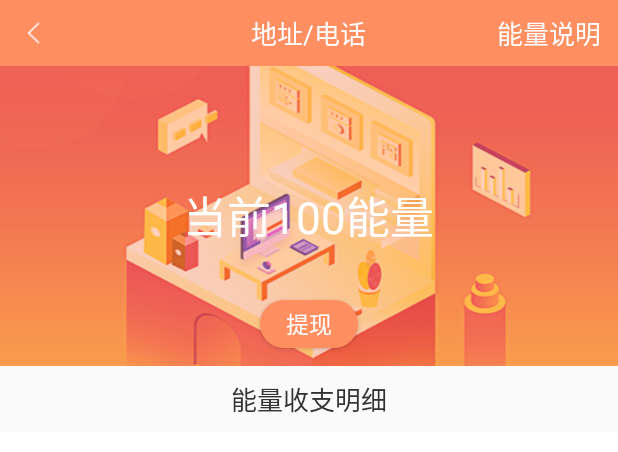
After one commit to jwc12321/NgMerchant, an Android app: the layout activity_energy.xml on its own in the app's theme, with its tools: preview values and no code run, on a phone screen of 412 x 824 dp. The commit adds this screen. Shown: the top 452 px of the screen. Run offline under Robolectric (Android 15) with nearby library versions, the phone set to English and light mode, and no system bars.

Commit message:
能量模块

```diff
--- a/app/src/main/java/com/nenggou/slsm/energy/EnergyComponent.java
+++ b/app/src/main/java/com/nenggou/slsm/energy/EnergyComponent.java
@@ -3,6 +3,8 @@ package com.nenggou.slsm.energy;
 import com.nenggou.slsm.ActivityScope;
 import com.nenggou.slsm.ApplicationComponent;
 import com.nenggou.slsm.energy.ui.EnergyActivity;
+import com.nenggou.slsm.energy.ui.InEnergyFragment;
+import com.nenggou.slsm.energy.ui.OutEnergyFragment;
 
 import dagger.Component;
 
@@ -13,4 +15,6 @@ import dagger.Component;
 @Component(dependencies = ApplicationComponent.class, modules = {EnergyModule.class})
 public interface EnergyComponent {
     void inject(EnergyActivity energyActivity);
+    void inject(InEnergyFragment inEnergyFragment);
+    void inject(OutEnergyFragment outEnergyFragment);
 }
--- a/app/src/main/java/com/nenggou/slsm/energy/EnergyContract.java
+++ b/app/src/main/java/com/nenggou/slsm/energy/EnergyContract.java
@@ -12,7 +12,7 @@ import java.util.List;
 
 public interface EnergyContract {
     interface EnergyListPresenter extends BasePresenter {
-        void getEnergyList(String type);
+        void getEnergyList(String refreshType,String type);
 
         void getMoreEnergyList(String type);
     }
@@ -21,5 +21,6 @@ public interface EnergyContract {
         void render(List<EnergyDetailInfo> energyDetailInfos);
 
         void renderMore(List<EnergyDetailInfo> energyDetailInfos);
+        void backEnergy(String sum,String proportion);
     }
 }
--- a/app/src/main/java/com/nenggou/slsm/mine/ui/PersonalCenterFragment.java
+++ b/app/src/main/java/com/nenggou/slsm/mine/ui/PersonalCenterFragment.java
@@ -14,6 +14,7 @@ import com.nenggou.slsm.BaseFragment;
 import com.nenggou.slsm.R;
 import com.nenggou.slsm.address.ui.AddressTelActivity;
 import com.nenggou.slsm.cash.ui.CashActivity;
+import com.nenggou.slsm.energy.ui.EnergyActivity;
 import com.nenggou.slsm.evaluate.ui.AllEvaluationActivity;
 import com.nenggou.slsm.feedback.ui.FeedBackActivity;
 
@@ -98,6 +99,7 @@ public class PersonalCenterFragment extends BaseFragment {
                 CashActivity.start(getActivity());
                 break;
             case R.id.item_energy://能量
+                EnergyActivity.start(getActivity());
                 break;
             case R.id.item_address://地址电话
                 AddressTelActivity.start(getActivity());
--- /dev/null
+++ b/app/src/main/res/drawable/energy_purforward_bg.xml
@@ -0,0 +1,9 @@
+<?xml version="1.0" encoding="utf-8"?>
+<shape xmlns:android="http://schemas.android.com/apk/res/android">
+    <corners android:radius="16dp" />
+    <size
+        android:width="65dp"
+        android:height="32dp" />
+    <solid android:color="@color/appText3" />
+    <stroke android:color="@color/appText3" android:width="1dp"/>
+</shape>
--- /dev/null
+++ b/app/src/main/res/layout/activity_energy.xml
@@ -0,0 +1,81 @@
+<?xml version="1.0" encoding="utf-8"?>
+<LinearLayout xmlns:android="http://schemas.android.com/apk/res/android"
+    xmlns:app="http://schemas.android.com/apk/res-auto"
+    xmlns:tools="http://schemas.android.com/tools"
+    android:layout_width="match_parent"
+    android:layout_height="match_parent"
+    android:orientation="vertical">
+
+    <RelativeLayout
+        android:id="@+id/title_rel"
+        style="@style/title_rl_style">
+
+        <ImageView
+            android:id="@+id/back"
+            style="@style/title_left_back_style" />
+
+        <TextView
+            android:id="@+id/title"
+            style="@style/title_text_style"
+            android:text="@string/address_tel" />
+
+        <TextView
+            android:id="@+id/explain"
+            style="@style/title_text_right_style"
+            android:text="@string/energy_explain" />
+    </RelativeLayout>
+
+    <RelativeLayout
+        android:layout_width="match_parent"
+        android:layout_height="wrap_content"
+        android:background="@mipmap/energy_bg">
+
+        <TextView
+            android:id="@+id/energy_number"
+            android:layout_width="wrap_content"
+            android:layout_height="wrap_content"
+            android:layout_centerInParent="true"
+            android:textColor="@color/appText1"
+            android:textSize="29sp"
+            tools:text="当前100能量" />
+
+        <Button
+            android:id="@+id/energy_purforward"
+            android:layout_width="@dimen/common_sixty_five_margin"
+            android:layout_height="@dimen/common_thirty_two_margin"
+            android:layout_centerHorizontal="true"
+            android:layout_marginTop="156dp"
+            android:background="@drawable/energy_purforward_bg"
+            android:text="提现"
+            android:textColor="@color/appText1"
+            android:textSize="15sp" />
+    </RelativeLayout>
+
+    <RelativeLayout
+        android:layout_width="match_parent"
+        android:layout_height="@dimen/common_forty_four_margin">
+
+        <TextView
+            android:layout_width="wrap_content"
+            android:layout_height="wrap_content"
+            android:layout_centerInParent="true"
+            android:text="能量收支明细"
+            android:textColor="@color/appText5"
+            android:textSize="17sp" />
+    </RelativeLayout>
+
+    <android.support.design.widget.TabLayout
+        android:id="@+id/indicator"
+        android:layout_width="match_parent"
+        android:layout_height="wrap_content"
+        android:background="@color/appText1"
+        app:tabIndicatorColor="@color/appText3"
+        app:tabMode="fixed"
+        app:tabSelectedTextColor="@color/appText3" />
+
+    <android.support.v4.view.ViewPager
+        android:id="@+id/viewpager"
+        android:layout_width="match_parent"
+        android:layout_height="match_parent"
+        android:background="@color/backGround1" />
+</LinearLayout>
--- a/app/src/main/res/values/dimens.xml
+++ b/app/src/main/res/values/dimens.xml
@@ -36,6 +36,7 @@
     <dimen name="common_twenty_eight_margin">28dp</dimen>
     <dimen name="common_twenty_nine_margin">29dp</dimen>
     <dimen name="common_thirty_margin">30dp</dimen>
+    <dimen name="common_thirty_two_margin">32dp</dimen>
     <dimen name="common_thirty_three_margin">33dp</dimen>
     <dimen name="common_thirty_five_margin">35dp</dimen>
     <dimen name="common_thirty_eight_margin">38dp</dimen>
--- a/app/src/main/res/values/strings.xml
+++ b/app/src/main/res/values/strings.xml
@@ -88,4 +88,7 @@
     <string name="user_im">请填写个人信息</string>
     <string name="information_encryption">信息加密处理,仅用于银行验证</string>
     <string name="confirm_add">确认添加</string>
+
+    <!--能量-->
+    <string name="energy_explain">能量说明</string>
 </resources>
--- a/app/src/main/res/values/styles.xml
+++ b/app/src/main/res/values/styles.xml
@@ -267,6 +267,7 @@
         <item name="android:layout_centerVertical">true</item>
     </style>
 
+
     <style name="choice_module_iv">
         <item name="android:layout_height">wrap_content</item>
         <item name="android:layout_width">wrap_content</item>
```
Also changed, not shown: app/src/main/java/com/nenggou/slsm/data/entity/EnergyInfo.java (+10 -0 lines), app/src/main/java/com/nenggou/slsm/data/entity/EnergyListInfo.java (+16 -0 lines), app/src/main/java/com/nenggou/slsm/energy/adapter/EnergyItemAdapter.java (added, +104 -0 lines), app/src/main/java/com/nenggou/slsm/energy/presenter/EnergyListPresenter.java (added, +124 -0 lines), app/src/main/java/com/nenggou/slsm/energy/ui/EnergyActivity.java (+90 -1 lines), app/src/main/java/com/nenggou/slsm/energy/ui/InEnergyFragment.java (added, +124 -0 lines), app/src/main/java/com/nenggou/slsm/energy/ui/OutEnergyFragment.java (added, +120 -0 lines), app/src/main/res/layout/adapter_energy_item.xml (added, +53 -0 lines), app/src/main/res/mipmap-xhdpi/energy_bg.png (added), app/src/main/res/mipmap-xxhdpi/energy_bg.png (added).
